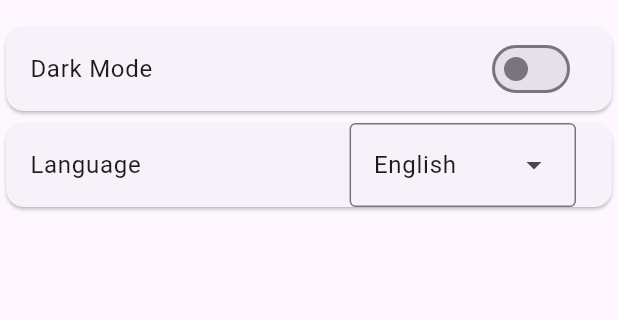
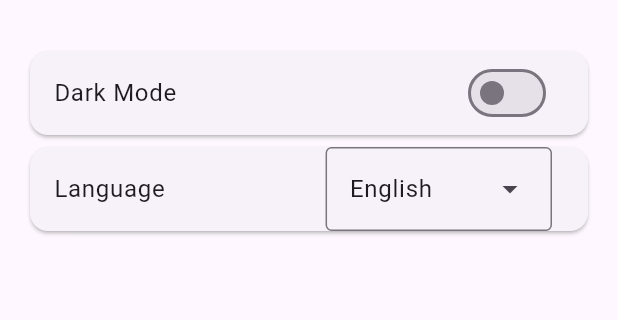
Before and after one commit to AngelChv/repaso_flutter, a Flutter app: the Settings screen opened directly, on a phone screen of 412 x 824 dp, the part 63-383 px from its top. Run offline on Flutter 3.47's test engine with Material 3 defaults, Android fonts, the phone set to English and light mode, and no system bars; our stand-ins replace shared_preferences, sqflite_common_ffi; accounts and stored records are empty; generated files the repository leaves out were written again.

Commit message:
Paddings y estilo

```diff
--- /dev/null
+++ b/devtools_options.yaml
@@ -0,0 +1,3 @@
+description: This file stores settings for Dart & Flutter DevTools.
+documentation: https://docs.flutter.dev/tools/devtools/extensions#configure-extension-enablement-states
+extensions:
--- a/lib/presentation/views/settings.dart
+++ b/lib/presentation/views/settings.dart
@@ -19,6 +19,7 @@
         title: Text(AppLocalizations.of(context)!.settings),
       ),
       body: ListView(
+        padding: EdgeInsets.all(16),
         children: [
           Card(
             child: ListTile(
--- a/lib/presentation/views/transactions.dart
+++ b/lib/presentation/views/transactions.dart
@@ -18,8 +18,11 @@
         title: Text(AppLocalizations.of(context)!.transactions),
       ),
       body: GridView.builder(
+        padding: EdgeInsets.all(16),
         itemCount: vm.conversions.length,
         gridDelegate: SliverGridDelegateWithMaxCrossAxisExtent(
+          mainAxisSpacing: 8,
+          crossAxisSpacing: 8,
           maxCrossAxisExtent: 600,
           mainAxisExtent: 100,
         ),
```
